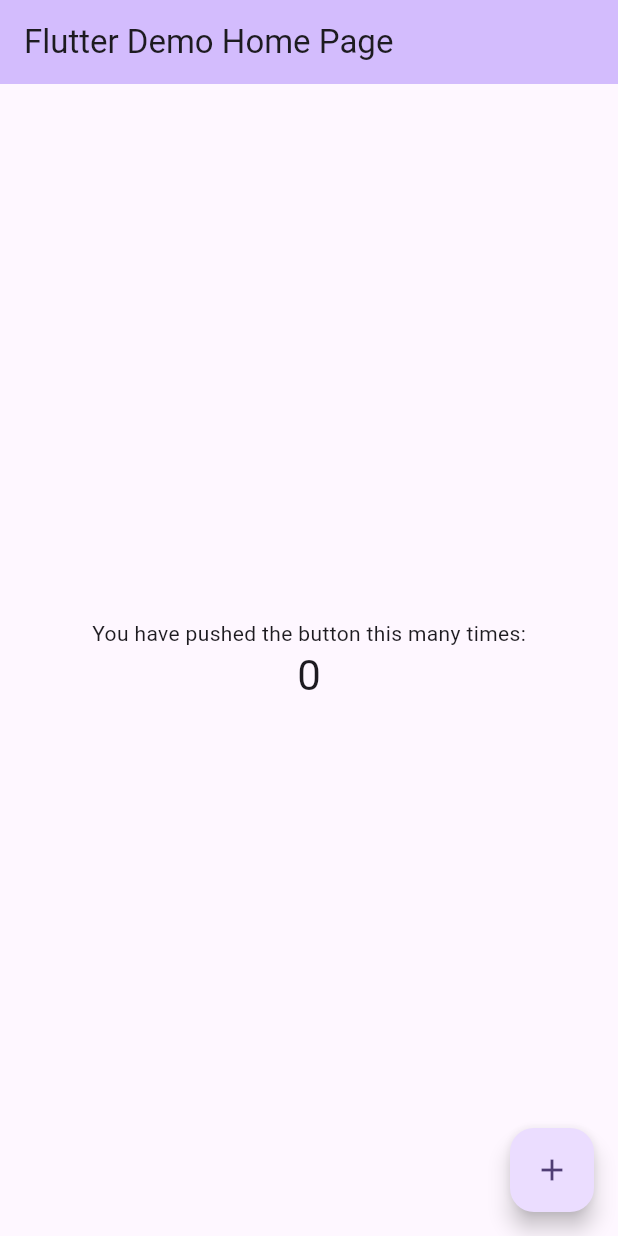
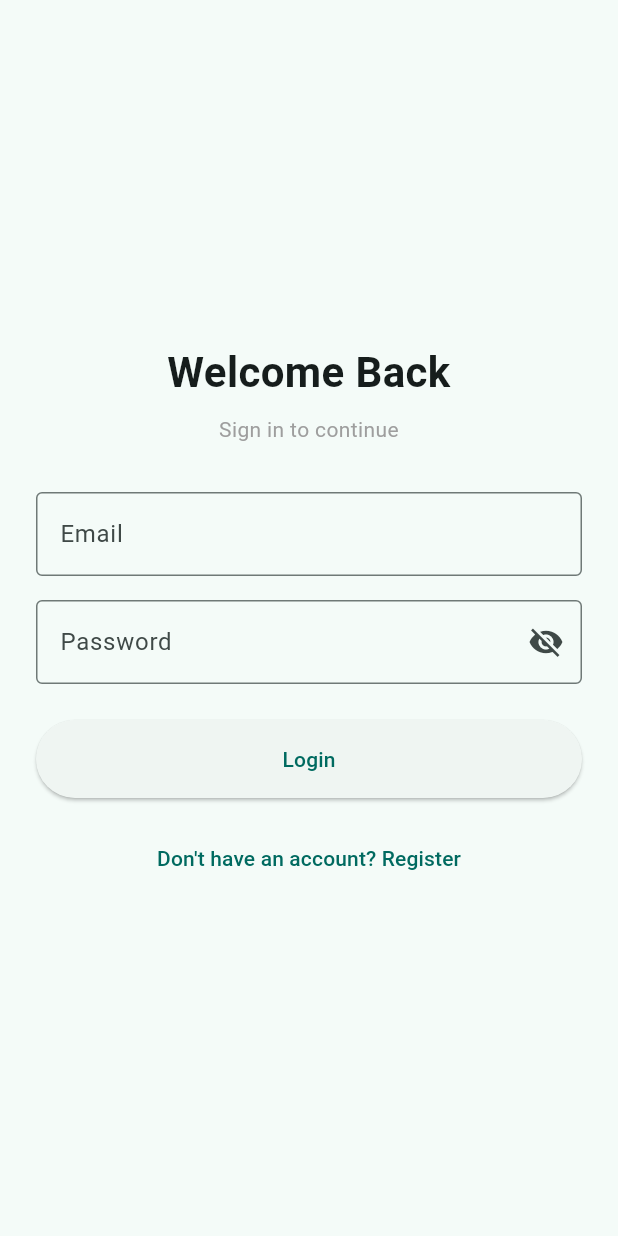
Before and after one commit to HusainMamoojee/pharma-chain, a Flutter app: the screen it shows after launch, on a phone screen of 412 x 824 dp. Run offline on Flutter 3.47's test engine with Material 3 defaults, Android fonts, the light colour scheme and no system bars.

Commit message:
Add splash, login, and registration screens

```diff
--- /dev/null
+++ b/lib/features/auth/login_screen.dart
@@ -0,0 +1,110 @@
+import 'package:flutter/material.dart';
+import 'registration_screen.dart';
+
+class LoginScreen extends StatefulWidget {
+  const LoginScreen({super.key});
+
+  @override
+  State<LoginScreen> createState() => _LoginScreenState();
+}
+
+class _LoginScreenState extends State<LoginScreen> {
+  final _formKey = GlobalKey<FormState>();
+  final _emailController = TextEditingController();
+  final _passwordController = TextEditingController();
+  bool _obscurePassword = true;
+
+  @override
+  void dispose() {
+    _emailController.dispose();
+    _passwordController.dispose();
+    super.dispose();
+  }
+
+  void _handleLogin() {
+    if (_formKey.currentState!.validate()) {
+      // TODO: hook up to auth service once backend/API contract is ready
+      ScaffoldMessenger.of(context).showSnackBar(
+        const SnackBar(content: Text('Login logic goes here')),
+      );
+    }
+  }
+
+  @override
+  Widget build(BuildContext context) {
+    return Scaffold(
+      body: SafeArea(
+        child: Padding(
+          padding: const EdgeInsets.all(24.0),
+          child: Form(
+            key: _formKey,
+            child: Column(
+              crossAxisAlignment: CrossAxisAlignment.stretch,
+              mainAxisAlignment: MainAxisAlignment.center,
+              children: [
+                const Text(
+                  'Welcome Back',
+                  style: TextStyle(fontSize: 28, fontWeight: FontWeight.bold),
+                  textAlign: TextAlign.center,
+                ),
+                const SizedBox(height: 8),
+                const Text(
+                  'Sign in to continue',
+                  style: TextStyle(color: Colors.grey),
+                  textAlign: TextAlign.center,
+                ),
+                const SizedBox(height: 32),
+                TextFormField(
+                  controller: _emailController,
+                  keyboardType: TextInputType.emailAddress,
+                  decoration: const InputDecoration(
+                    labelText: 'Email',
+                    border: OutlineInputBorder(),
+                  ),
+                  validator: (value) {
+                    if (value == null || value.isEmpty) return 'Email is required';
+                    if (!value.contains('@')) return 'Enter a valid email';
+                    return null;
+                  },
+                ),
+                const SizedBox(height: 16),
+                TextFormField(
+                  controller: _passwordController,
+                  obscureText: _obscurePassword,
+                  decoration: InputDecoration(
+                    labelText: 'Password',
+                    border: const OutlineInputBorder(),
+                    suffixIcon: IconButton(
+                      icon: Icon(_obscurePassword ? Icons.visibility_off : Icons.visibility),
+                      onPressed: () => setState(() => _obscurePassword = !_obscurePassword),
+                    ),
+                  ),
+                  validator: (value) {
+                    if (value == null || value.isEmpty) return 'Password is required';
+                    if (value.length < 6) return 'Minimum 6 characters';
+                    return null;
+                  },
+                ),
+                const SizedBox(height: 24),
+                ElevatedButton(
+                  onPressed: _handleLogin,
+                  style: ElevatedButton.styleFrom(padding: const EdgeInsets.symmetric(vertical: 16)),
+                  child: const Text('Login'),
+                ),
+                const SizedBox(height: 16),
+                TextButton(
+                  onPressed: () {
+                    Navigator.of(context).push(
+                      MaterialPageRoute(builder: (_) => const RegistrationScreen()),
+                    );
+                  },
+                  child: const Text("Don't have an account? Register"),
+                ),
+              ],
+            ),
+          ),
+        ),
+      ),
+    );
+  }
+}
--- a/lib/main.dart
+++ b/lib/main.dart
@@ -1,122 +1,23 @@
 import 'package:flutter/material.dart';
+import 'features/splash/splash_screen.dart';
 
 void main() {
-  runApp(const MyApp());
+  runApp(const PharmaChainApp());
 }
 
-class MyApp extends StatelessWidget {
-  const MyApp({super.key});
+class PharmaChainApp extends StatelessWidget {
+  const PharmaChainApp({super.key});
 
-  // This widget is the root of your application.
   @override
   Widget build(BuildContext context) {
     return MaterialApp(
-      title: 'Flutter Demo',
+      title: 'PharmaChain',
       theme: ThemeData(
-        // This is the theme of your application.
-        //
-        // TRY THIS: Try running your application with "flutter run". You'll see
-        // the application has a purple toolbar. Then, without quitting the app,
-        // try changing the seedColor in the colorScheme below to Colors.green
-        // and then invoke "hot reload" (save your changes or press the "hot
-        // reload" button in a Flutter-supported IDE, or press "r" if you used
-        // the command line to start the app).
-        //
-        // Notice that the counter didn't reset back to zero; the application
-        // state is not lost during the reload. To reset the state, use hot
-        // restart instead.
-        //
-        // This works for code too, not just values: Most code changes can be
-        // tested with just a hot reload.
-        colorScheme: .fromSeed(seedColor: Colors.deepPurple),
+        colorSchemeSeed: Colors.teal,
+        useMaterial3: true,
       ),
-      home: const MyHomePage(title: 'Flutter Demo Home Page'),
+      home: const SplashScreen(),
+      debugShowCheckedModeBanner: false,
     );
   }
 }
-
-class MyHomePage extends StatefulWidget {
-  const MyHomePage({super.key, required this.title});
-
-  // This widget is the home page of your application. It is stateful, meaning
-  // that it has a State object (defined below) that contains fields that affect
-  // how it looks.
-
-  // This class is the configuration for the state. It holds the values (in this
-  // case the title) provided by the parent (in this case the App widget) and
-  // used by the build method of the State. Fields in a Widget subclass are
-  // always marked "final".
-
-  final String title;
-
-  @override
-  State<MyHomePage> createState() => _MyHomePageState();
-}
-
-class _MyHomePageState extends State<MyHomePage> {
-  int _counter = 0;
-
-  void _incrementCounter() {
-    setState(() {
-      // This call to setState tells the Flutter framework that something has
-      // changed in this State, which causes it to rerun the build method below
-      // so that the display can reflect the updated values. If we changed
-      // _counter without calling setState(), then the build method would not be
-      // called again, and so nothing would appear to happen.
-      _counter++;
-    });
-  }
-
-  @override
-  Widget build(BuildContext context) {
-    // This method is rerun every time setState is called, for instance as done
-    // by the _incrementCounter method above.
-    //
-    // The Flutter framework has been optimized to make rerunning build methods
-    // fast, so that you can just rebuild anything that needs updating rather
-    // than having to individually change instances of widgets.
-    return Scaffold(
-      appBar: AppBar(
-        // TRY THIS: Try changing the color here to a specific color (to
-        // Colors.amber, perhaps?) and trigger a hot reload to see the AppBar
-        // change color while the other colors stay the same.
-        backgroundColor: Theme.of(context).colorScheme.inversePrimary,
-        // Here we take the value from the MyHomePage object that was created by
-        // the App.build method, and use it to set our appbar title.
-        title: Text(widget.title),
-      ),
-      body: Center(
-        // Center is a layout widget. It takes a single child and positions it
-        // in the middle of the parent.
-        child: Column(
-          // Column is also a layout widget. It takes a list of children and
-          // arranges them vertically. By default, it sizes itself to fit its
-          // children horizontally, and tries to be as tall as its parent.
-          //
-          // Column has various properties to control how it sizes itself and
-          // how it positions its children. Here we use mainAxisAlignment to
-          // center the children vertically; the main axis here is the vertical
-          // axis because Columns are vertical (the cross axis would be
-          // horizontal).
-          //
-          // TRY THIS: Invoke "debug painting" (choose the "Toggle Debug Paint"
-          // action in the IDE, or press "p" in the console), to see the
-          // wireframe for each widget.
-          mainAxisAlignment: .center,
-          children: [
-            const Text('You have pushed the button this many times:'),
-            Text(
-              '$_counter',
-              style: Theme.of(context).textTheme.headlineMedium,
-            ),
-          ],
-        ),
-      ),
-      floatingActionButton: FloatingActionButton(
-        onPressed: _incrementCounter,
-        tooltip: 'Increment',
-        child: const Icon(Icons.add),
-      ),
-    );
-  }
-}
```
Also changed, not shown: lib/features/auth/registration_screen.dart (added, +109 -0 lines), lib/features/splash/splash_screen.dart (added, +47 -0 lines), 1 other file.
